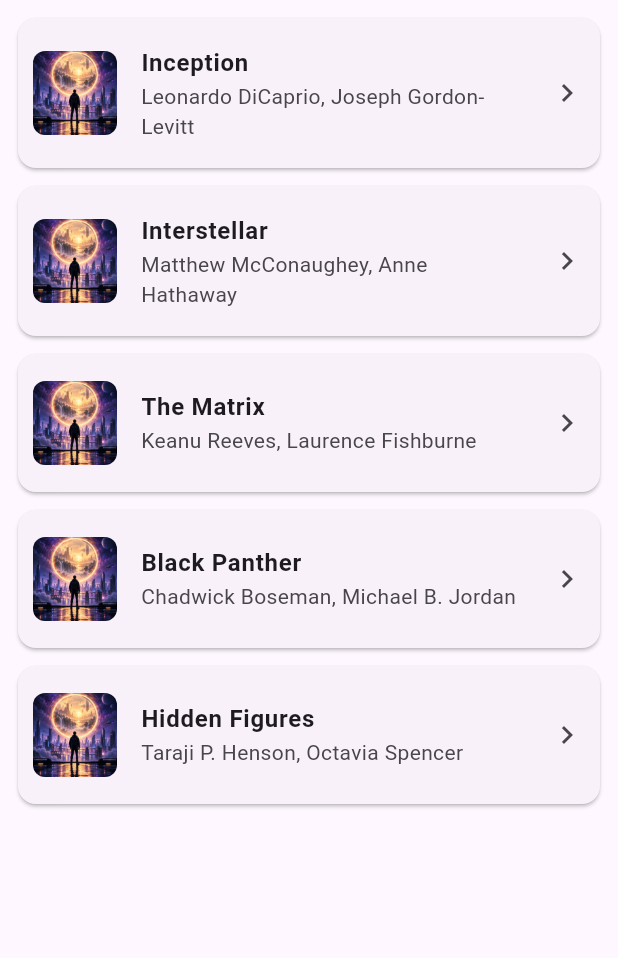
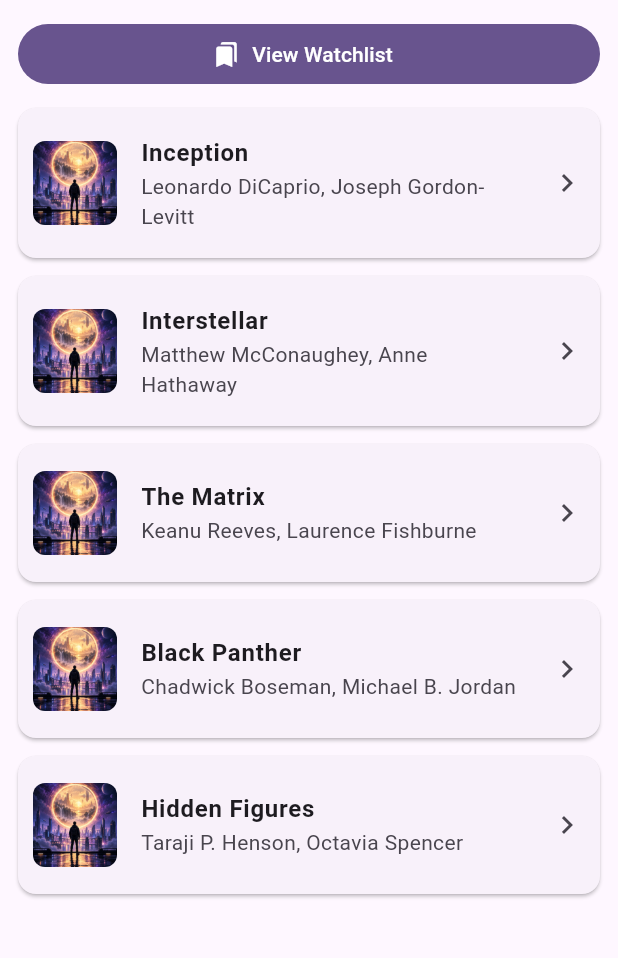
Before and after one commit to drat-git/movie_watchlist_app, a Flutter app: the screen it shows after launch, on a phone screen of 412 x 824 dp, the part 84-1042 px from its top. Run offline on Flutter 3.47's test engine with Material 3 defaults, Android fonts, the phone set to English and light mode, and no system bars.

Commit message:
Add in-session watchlist

```diff
--- a/lib/screens/home_screen.dart
+++ b/lib/screens/home_screen.dart
@@ -2,10 +2,16 @@ import 'package:flutter/material.dart';
 
 import '../data/movies_data.dart';
 import 'details_screen.dart';
+import 'watchlist_screen.dart';
 
-class HomeScreen extends StatelessWidget {
+class HomeScreen extends StatefulWidget {
   const HomeScreen({super.key});
 
+  @override
+  State<HomeScreen> createState() => _HomeScreenState();
+}
+
+class _HomeScreenState extends State<HomeScreen> {
   @override
   Widget build(BuildContext context) {
     return Scaffold(
@@ -13,7 +19,27 @@ class HomeScreen extends StatelessWidget {
         title: const Text('Movie Watchlist'),
         backgroundColor: Theme.of(context).colorScheme.primaryContainer,
       ),
-      body: ListView.builder(
+      body: Column(
+        children: [
+          Padding(
+            padding: const EdgeInsets.fromLTRB(12, 12, 12, 0),
+            child: SizedBox(
+              width: double.infinity,
+              child: FilledButton.icon(
+                icon: const Icon(Icons.bookmarks),
+                label: const Text('View Watchlist'),
+                onPressed: () async {
+                  await Navigator.push(
+                    context,
+                    MaterialPageRoute(builder: (_) => const WatchlistScreen()),
+                  );
+                  setState(() {});
+                },
+              ),
+            ),
+          ),
+          Expanded(
+            child: ListView.builder(
               padding: const EdgeInsets.all(12),
               itemCount: sampleMovies.length,
               itemBuilder: (context, index) {
@@ -37,20 +63,28 @@ class HomeScreen extends StatelessWidget {
                       style: const TextStyle(fontWeight: FontWeight.bold),
                     ),
                     subtitle: Text(movie.cast.take(2).join(', ')),
-              trailing: const Icon(Icons.chevron_right),
-              onTap: () {
+                    trailing: Icon(
+                      movie.isWatchlisted
+                          ? Icons.bookmark
+                          : Icons.chevron_right,
+                    ),
+                    onTap: () async {
                       // Open the details for the movie the user tapped.
-                Navigator.push(
+                      await Navigator.push(
                         context,
                         MaterialPageRoute(
                           builder: (_) => DetailsScreen(movie: movie),
                         ),
                       );
+                      setState(() {});
                     },
                   ),
                 );
               },
             ),
+          ),
+        ],
+      ),
     );
   }
 }
```
Also changed, not shown: lib/screens/details_screen.dart (+23 -1 lines), lib/screens/watchlist_screen.dart (added, +60 -0 lines). Lines whose indentation alone changed are shown as unchanged.
